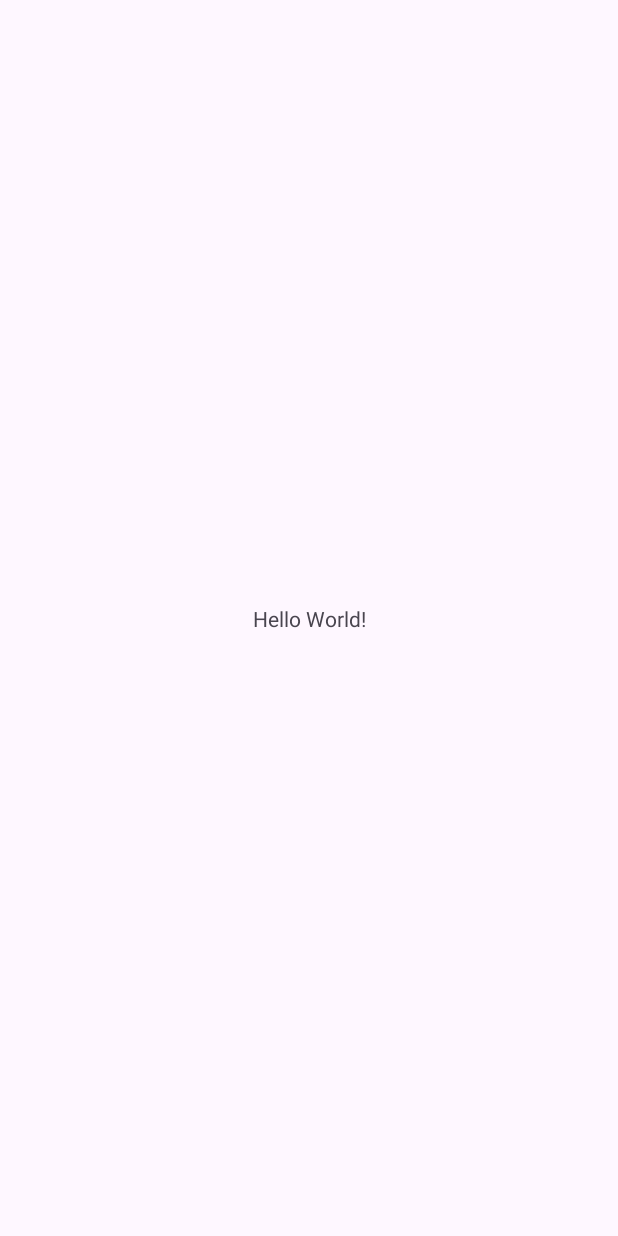
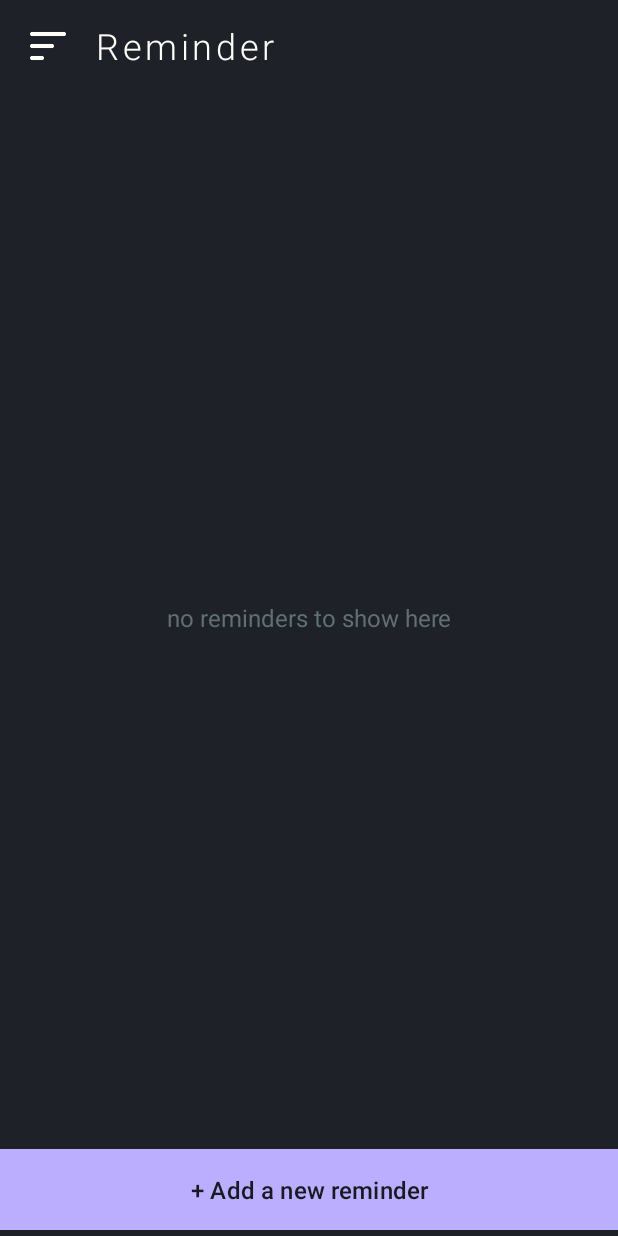
Before and after one commit to ytgrad/reminder-app, an Android app: the screen it shows after launch (MainActivity), on a phone screen of 412 x 824 dp. Before the commit the screen is almost empty. Run offline under Robolectric (Android 15) with nearby library versions, the phone set to English and light mode, and no system bars.

Commit message:
UI added

```diff
--- /dev/null
+++ b/app/src/main/res/drawable/gradient_radial.xml
@@ -0,0 +1,5 @@
+<?xml version="1.0" encoding="utf-8"?>
+<shape xmlns:android="http://schemas.android.com/apk/res/android" android:shape="rectangle">
+    <gradient android:startColor="@color/rich_black" android:type="radial" android:gradientRadius="9000dp" android:centerColor="@color/light_blue" android:endColor="@color/rich_black" />
+
+</shape>
--- a/app/src/main/res/layout/activity_main.xml
+++ b/app/src/main/res/layout/activity_main.xml
@@ -1,19 +1,58 @@
 <?xml version="1.0" encoding="utf-8"?>
-<androidx.constraintlayout.widget.ConstraintLayout xmlns:android="http://schemas.android.com/apk/res/android"
+<LinearLayout xmlns:android="http://schemas.android.com/apk/res/android"
     xmlns:app="http://schemas.android.com/apk/res-auto"
     xmlns:tools="http://schemas.android.com/tools"
     android:id="@+id/main"
     android:layout_width="match_parent"
     android:layout_height="match_parent"
+    android:orientation="vertical"
+    android:background = "@color/rich_black_transparent"
     tools:context=".MainActivity">
 
+    <LinearLayout
+        android:layout_width="match_parent"
+        android:layout_height="0dp"
+        android:orientation="horizontal"
+        android:layout_weight="0.75"
+        android:gravity="center"
+        android:paddingHorizontal="8dp"
+        >
+        <ImageButton
+            android:layout_width="48dp"
+            android:layout_height="match_parent"
+            android:background="@color/transparent"
+            android:padding="8dp"
+            android:layout_marginEnd="8dp"
+            android:scaleType="fitCenter"
+            android:src="@drawable/menu"/>
+        <TextView
+            android:layout_width="match_parent"
+            android:layout_height="wrap_content"
+            android:textColor="@color/off_white"
+            android:text="Reminder"
+            android:textSize="24sp"
+            android:fontFamily="sans-serif-light"
+            android:letterSpacing="0.1"
+            tools:ignore="HardcodedText" />
+    </LinearLayout>
     <TextView
-        android:layout_width="wrap_content"
-        android:layout_height="wrap_content"
-        android:text="Hello World!"
-        app:layout_constraintBottom_toBottomOf="parent"
-        app:layout_constraintEnd_toEndOf="parent"
-        app:layout_constraintStart_toStartOf="parent"
-        app:layout_constraintTop_toTopOf="parent" />
+        android:layout_width="match_parent"
+        android:layout_height="0dp"
+        android:layout_weight="8.5"
+        android:text="no reminders to show here"
+        android:textColor="@color/gray"
+        android:gravity="center"
+        android:textSize="16dp"
+        tools:ignore="HardcodedText" />
+    <com.google.android.material.button.MaterialButton
+        android:layout_width="match_parent"
+        android:layout_height="0dp"
+        android:layout_weight="0.75"
+        app:cornerRadius="0dp"
+        android:textColor="@color/rich_black"
+        android:backgroundTint="@color/light_blue"
+        android:textSize="16sp"
+        android:text="+ Add a new reminder"
+        tools:ignore="HardcodedText" />
 
-</androidx.constraintlayout.widget.ConstraintLayout>
+</LinearLayout>
--- a/app/src/main/res/values/colors.xml
+++ b/app/src/main/res/values/colors.xml
@@ -2,4 +2,13 @@
 <resources>
     <color name="black">#FF000000</color>
     <color name="white">#FFFFFFFF</color>
+    <color name="rich_black">#171a21</color>
+    <color name="rich_black_transparent">#f7171a21</color>
+    <color name="transparent">#00ffffff</color>
+    <color name="gray">#617073</color>
+    <color name="matte_black">#202020</color>
+    <color name="off_white">#fffdf7</color>
+    <color name="deep_red">#9b2915</color>
+    <color name="light_blue">#bbadff</color>
+    <color name="light_blue_transparent">#0dbbadff</color>
 </resources>
```
Also changed, not shown: app/src/main/res/drawable/menu.png (added).
